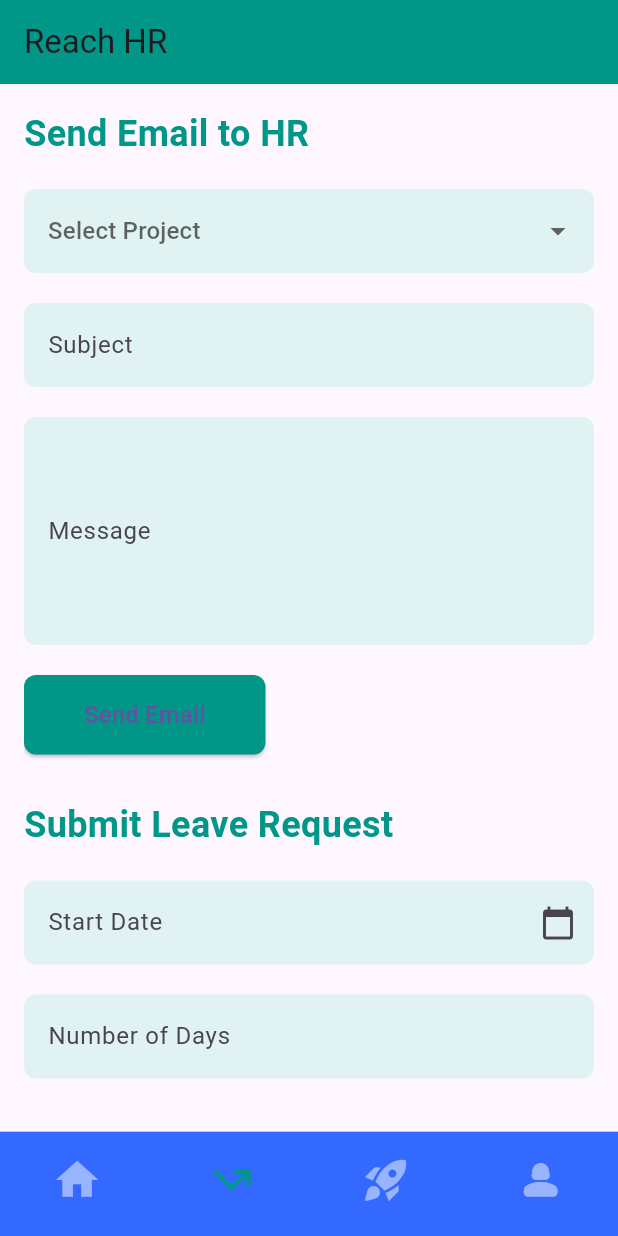
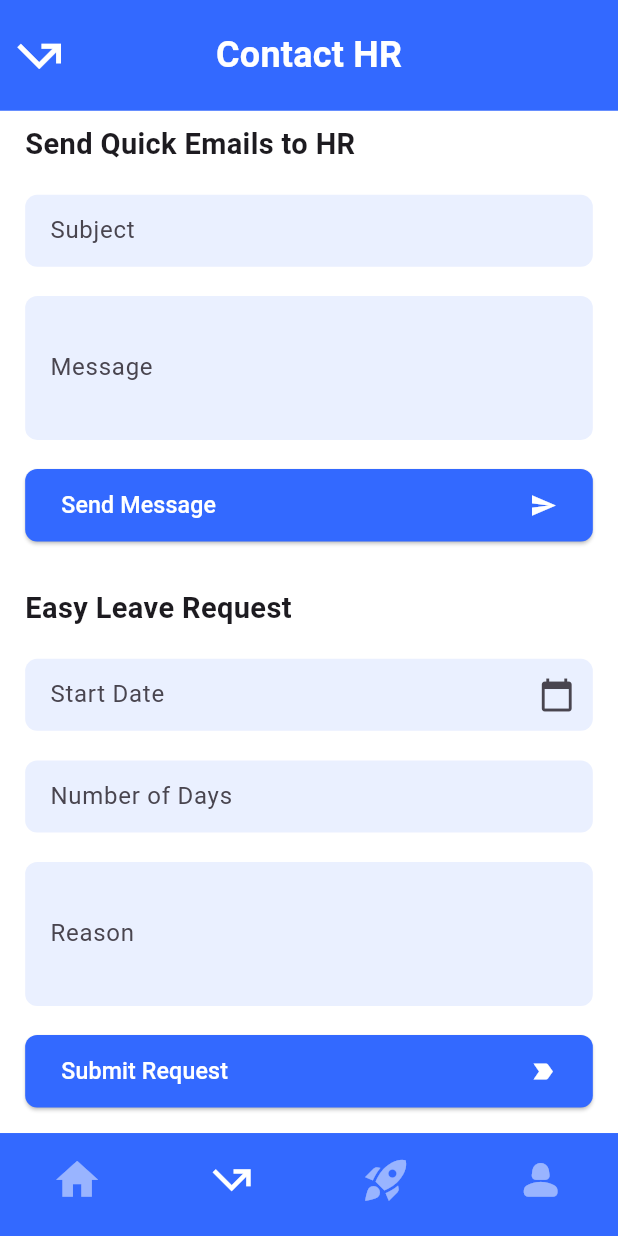
Before and after one commit to Sandun-Induranga/hr-empowerment-suit-mobile, a Flutter app: the screen it shows after launch, item 2 of the bottom bar chosen, on a phone screen of 412 x 824 dp. Run offline on Flutter 3.47's test engine with Material 3 defaults, Android fonts, the phone set to English and light mode, and no system bars; our stand-ins replace flutter_keyboard_visibility, flutter_screenutil, geolocator, permission_handler.

Commit message:
Content Updated

```diff
--- a/hr_app/lib/features/contact/reach_hr_view.dart
+++ b/hr_app/lib/features/contact/reach_hr_view.dart
@@ -1,5 +1,12 @@
 import 'package:flutter/material.dart';
+import 'package:flutter_screenutil/flutter_screenutil.dart';
+import 'package:hr_app/core/constants/app_paddings.dart';
+import 'package:hr_app/core/widgets/common_page_widgets/common_app_bar.dart';
+import 'package:hr_app/core/widgets/common_page_widgets/common_page_boiler_plate.dart';
+import 'package:hr_app/core/widgets/gap_widgets/vertical_gap_consistent.dart';
 import 'package:intl/intl.dart';
+
+import '../../core/constants/color_codes.dart';
 
 class ReachHRScreen extends StatefulWidget {
   const ReachHRScreen({super.key});
@@ -65,63 +72,42 @@ class ReachHRScreenState extends State<ReachHRScreen> {
 
   @override
   Widget build(BuildContext context) {
-    return Scaffold(
-      appBar: AppBar(
-        title: const Text('Reach HR'),
-        backgroundColor: Colors.teal,
+    return CommonPageBoilerPlate(
+      isNeedToApplySafeArea: false,
+      appBarPreferredSize: 80.h,
+      commonAppBar: CommonAppBar(
+        titleWidget: const Text('Contact HR', style: TextStyle(fontSize: 24)),
+        leadingWidget: Icon(
+          Icons.call_missed_outgoing,
+          size: 40.r,
+          color: ColorCodes.whiteColor,
         ),
-      body: Padding(
-        padding: const EdgeInsets.all(16.0),
-        child: SingleChildScrollView(
+      ),
+      pageBody: SingleChildScrollView(
         child: Column(
           crossAxisAlignment: CrossAxisAlignment.start,
           children: [
-              const Text(
-                'Send Email to HR',
-                style: TextStyle(
-                  fontSize: 24,
-                  fontWeight: FontWeight.bold,
-                  color: Colors.teal,
+            VerticalGapWidget(AppPaddings.p8.h),
+            Text(
+              'Send Quick Emails to HR',
+              style: TextStyle(fontSize: 20.sp, fontWeight: FontWeight.bold),
             ),
-              ),
-              const SizedBox(height: 20),
+            VerticalGapWidget(AppPaddings.p20.h),
             Form(
               key: _formKey,
               child: Column(
                 crossAxisAlignment: CrossAxisAlignment.start,
                 children: [
-                    DropdownButtonFormField<String>(
-                      value: _selectedProject,
-                      hint: const Text('Select Project'),
-                      items: projects.map((String project) {
-                        return DropdownMenuItem<String>(
-                          value: project,
-                          child: Text(project),
-                        );
-                      }).toList(),
-                      onChanged: (String? newValue) {
-                        setState(() {
-                          _selectedProject = newValue;
-                        });
-                      },
-                      decoration: InputDecoration(
-                        filled: true,
-                        fillColor: Colors.teal.shade50,
-                        border: OutlineInputBorder(
-                          borderRadius: BorderRadius.circular(8.0),
-                          borderSide: BorderSide.none,
-                        ),
-                      ),
-                      validator: (value) =>
-                      value == null ? 'Please select a project' : null,
-                    ),
-                    const SizedBox(height: 20),
                   TextFormField(
                     controller: _subjectController,
                     decoration: InputDecoration(
+                      contentPadding: EdgeInsets.symmetric(
+                        horizontal: AppPaddings.p12.w,
+                        vertical: 0,
+                      ),
                       labelText: 'Subject',
                       filled: true,
-                        fillColor: Colors.teal.shade50,
+                      fillColor: ColorCodes.primaryColor.withOpacity(0.1),
                       border: OutlineInputBorder(
                         borderRadius: BorderRadius.circular(8.0),
                         borderSide: BorderSide.none,
@@ -130,51 +116,64 @@ class ReachHRScreenState extends State<ReachHRScreen> {
                     validator: (value) =>
                         value!.isEmpty ? 'Please enter a subject' : null,
                   ),
-                    const SizedBox(height: 20),
+                  VerticalGapWidget(AppPaddings.p20.h),
                   TextFormField(
                     controller: _messageController,
                     decoration: InputDecoration(
+                      contentPadding: EdgeInsets.symmetric(
+                        horizontal: AppPaddings.p12.w,
+                        vertical: 0,
+                      ),
                       labelText: 'Message',
                       filled: true,
-                        fillColor: Colors.teal.shade50,
+                      fillColor: ColorCodes.primaryColor.withOpacity(0.1),
                       border: OutlineInputBorder(
                         borderRadius: BorderRadius.circular(8.0),
                         borderSide: BorderSide.none,
                       ),
                     ),
-                      maxLines: 5,
+                    maxLines: 4,
                     validator: (value) =>
                         value!.isEmpty ? 'Please enter a message' : null,
                   ),
-                    const SizedBox(height: 20),
+                  VerticalGapWidget(AppPaddings.p20.h),
                   ElevatedButton(
                     onPressed: _sendEmail,
                     style: ElevatedButton.styleFrom(
-                        backgroundColor: Colors.teal,
+                      backgroundColor: ColorCodes.primaryColor,
                       shape: RoundedRectangleBorder(
                         borderRadius: BorderRadius.circular(8.0),
                       ),
-                        padding: const EdgeInsets.symmetric(
-                            horizontal: 40, vertical: 15),
                     ),
-                      child: const Text(
-                        'Send Email',
-                        style: TextStyle(fontSize: 16),
+                    child: SizedBox(
+                      height: 50.h,
+                      child: Row(
+                        mainAxisAlignment: MainAxisAlignment.spaceBetween,
+                        children: [
+                          Text(
+                            'Send Message',
+                            style: TextStyle(
+                              fontSize: 16.sp,
+                              color: ColorCodes.whiteColor,
+                            ),
+                          ),
+                          const Icon(
+                            Icons.send,
+                            color: ColorCodes.whiteColor,
+                          ),
+                        ],
+                      ),
                     ),
                   ),
                 ],
               ),
             ),
-              const SizedBox(height: 30),
-              const Text(
-                'Submit Leave Request',
-                style: TextStyle(
-                  fontSize: 24,
-                  fontWeight: FontWeight.bold,
-                  color: Colors.teal,
+            VerticalGapWidget(AppPaddings.p32.h),
+            Text(
+              'Easy Leave Request',
+              style: TextStyle(fontSize: 20.sp, fontWeight: FontWeight.bold),
             ),
-              ),
-              const SizedBox(height: 20),
+            VerticalGapWidget(AppPaddings.p20.h),
             Form(
               key: _leaveFormKey,
               child: Column(
@@ -183,9 +182,16 @@ class ReachHRScreenState extends State<ReachHRScreen> {
                   TextFormField(
                     readOnly: true,
                     decoration: InputDecoration(
+                      contentPadding: EdgeInsets.symmetric(
+                        horizontal: AppPaddings.p12.w,
+                        vertical: 0,
+                      ),
+                      constraints: BoxConstraints(
+                        minHeight: 50.h,
+                      ),
                       labelText: 'Start Date',
                       filled: true,
-                        fillColor: Colors.teal.shade50,
+                      fillColor: ColorCodes.primaryColor.withOpacity(0.1),
                       border: OutlineInputBorder(
                         borderRadius: BorderRadius.circular(8.0),
                         borderSide: BorderSide.none,
@@ -203,13 +209,20 @@ class ReachHRScreenState extends State<ReachHRScreen> {
                     validator: (value) =>
                         value!.isEmpty ? 'Please select a start date' : null,
                   ),
-                    const SizedBox(height: 20),
+                  VerticalGapWidget(AppPaddings.p20.h),
                   TextFormField(
                     keyboardType: TextInputType.number,
                     decoration: InputDecoration(
+                      contentPadding: EdgeInsets.symmetric(
+                        horizontal: AppPaddings.p12.w,
+                        vertical: 0,
+                      ),
+                      constraints: BoxConstraints(
+                        minHeight: 50.h,
+                      ),
                       labelText: 'Number of Days',
                       filled: true,
-                        fillColor: Colors.teal.shade50,
+                      fillColor: ColorCodes.primaryColor.withOpacity(0.1),
                       border: OutlineInputBorder(
                         borderRadius: BorderRadius.circular(8.0),
                         borderSide: BorderSide.none,
@@ -228,36 +241,53 @@ class ReachHRScreenState extends State<ReachHRScreen> {
                       return null;
                     },
                   ),
-                    const SizedBox(height: 20),
+                  VerticalGapWidget(AppPaddings.p20.h),
                   TextFormField(
                     controller: _reasonController,
                     decoration: InputDecoration(
+                      contentPadding: EdgeInsets.symmetric(
+                        horizontal: AppPaddings.p12.w,
+                        vertical: 0,
+                      ),
                       labelText: 'Reason',
                       filled: true,
-                        fillColor: Colors.teal.shade50,
+                      fillColor: ColorCodes.primaryColor.withOpacity(0.1),
                       border: OutlineInputBorder(
                         borderRadius: BorderRadius.circular(8.0),
                         borderSide: BorderSide.none,
                       ),
                     ),
-                      maxLines: 3,
+                    maxLines: 4,
                     validator: (value) =>
                         value!.isEmpty ? 'Please enter a reason' : null,
                   ),
-                    const SizedBox(height: 20),
+                  VerticalGapWidget(AppPaddings.p20.h),
                   ElevatedButton(
                     onPressed: _submitLeaveRequest,
                     style: ElevatedButton.styleFrom(
-                        backgroundColor: Colors.teal,
+                      backgroundColor: ColorCodes.primaryColor,
                       shape: RoundedRectangleBorder(
                         borderRadius: BorderRadius.circular(8.0),
                       ),
-                        padding: const EdgeInsets.symmetric(
-                            horizontal: 40, vertical: 15),
                     ),
-                      child: const Text(
-                        'Submit Leave Request',
-                        style: TextStyle(fontSize: 16),
+                    child: SizedBox(
+                      height: 50.h,
+                      child: Row(
+                        mainAxisAlignment: MainAxisAlignment.spaceBetween,
+                        children: [
+                          Text(
+                            'Submit Request',
+                            style: TextStyle(
+                              fontSize: 16.sp,
+                              color: ColorCodes.whiteColor,
+                            ),
+                          ),
+                          const Icon(
+                            Icons.label_important,
+                            color: ColorCodes.whiteColor,
+                          ),
+                        ],
+                      ),
                     ),
                   ),
                 ],
@@ -266,7 +296,6 @@ class ReachHRScreenState extends State<ReachHRScreen> {
           ],
         ),
       ),
-      ),
     );
   }
 }
--- a/hr_app/lib/features/home/presentation/screens/home_view.dart
+++ b/hr_app/lib/features/home/presentation/screens/home_view.dart
@@ -1,8 +1,10 @@
 import 'package:flutter/material.dart';
 import 'package:flutter_screenutil/flutter_screenutil.dart';
+import 'package:hr_app/core/constants/app_paddings.dart';
 import 'package:hr_app/core/constants/color_codes.dart';
 import 'package:hr_app/core/widgets/common_page_widgets/common_app_bar.dart';
 import 'package:hr_app/core/widgets/common_page_widgets/common_page_boiler_plate.dart';
+import 'package:hr_app/core/widgets/gap_widgets/vertical_gap_consistent.dart';
 import 'package:hr_app/features/home/presentation/widgets/attendance_indicator.dart';
 import 'package:hr_app/features/home/presentation/widgets/project_card.dart';
 
@@ -43,7 +45,7 @@ class HomeScreenState extends State<HomeScreen> {
               'Attendance (Last 5 Days)',
               style: TextStyle(fontSize: 20, fontWeight: FontWeight.bold),
             ),
-            const SizedBox(height: 10),
+            VerticalGapWidget(AppPaddings.p12.h),
             const Row(
               mainAxisAlignment: MainAxisAlignment.spaceBetween,
               children: [
@@ -54,13 +56,13 @@ class HomeScreenState extends State<HomeScreen> {
                 AttendanceIndicator(status: 'Present', color: ColorCodes.greenColor),
               ],
             ),
-            const SizedBox(height: 20),
+            VerticalGapWidget(AppPaddings.p20.h),
             Row(
               mainAxisAlignment: MainAxisAlignment.spaceBetween,
               children: [
                 Text(
                   'Online Status: ${isOnline ? 'Online' : 'Offline'}',
-                  style: const TextStyle(fontSize: 18),
+                  style: TextStyle(fontSize: 18.sp),
                 ),
                 ElevatedButton(
                   onPressed: _toggleOnlineStatus,
@@ -68,12 +70,12 @@ class HomeScreenState extends State<HomeScreen> {
                 ),
               ],
             ),
-            const SizedBox(height: 20),
+            VerticalGapWidget(AppPaddings.p20.h),
             const Text(
               'Projects',
               style: TextStyle(fontSize: 20, fontWeight: FontWeight.bold),
             ),
-            const SizedBox(height: 10),
+            VerticalGapWidget(AppPaddings.p12.h),
             const ProjectCard(
               name: 'Project A',
               status: 'In Progress',
@@ -92,15 +94,10 @@ class HomeScreenState extends State<HomeScreen> {
               role: 'Designer',
               startDate: '2022-12-25',
             ),
-            const SizedBox(height: 20),
+            VerticalGapWidget(AppPaddings.p20.h),
             const Text(
               'Salary',
               style: TextStyle(fontSize: 20, fontWeight: FontWeight.bold),
-            ),
-            const SizedBox(height: 10),
-            const Text(
-              'LKR 120,000.00',
-              style: TextStyle(fontSize: 18),
             ),
           ],
         ),
--- a/hr_app/lib/features/navigation/bottom_navigator_view.dart
+++ b/hr_app/lib/features/navigation/bottom_navigator_view.dart
@@ -50,7 +50,7 @@ class BottomNavigationViewState extends State<BottomNavigationView> {
           color: ColorCodes.primaryColor,
           border: Border(
             top: BorderSide(
-              color: ColorCodes.primaryColor,
+              color: ColorCodes.whiteColor,
               width: 1.0,
             ),
           ),
@@ -88,7 +88,7 @@ class BottomNavigationViewState extends State<BottomNavigationView> {
               activeIcon: Icon(
                 Icons.call_missed_outgoing,
                 size: 32.w,
-                color: Colors.teal,
+                color: ColorCodes.whiteColor,
               ),
               label: '',
             ),
```
Lines whose indentation alone changed are shown as unchanged.
